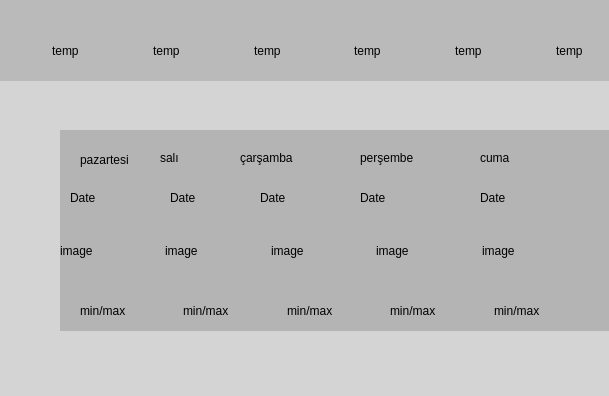
Qt form mainwindow.ui (Aliylmaz/HavaDurum) before a commit; both pictures show x 510 to 1119 and y 240 to 636 of the 1250 by 636 pixel window.
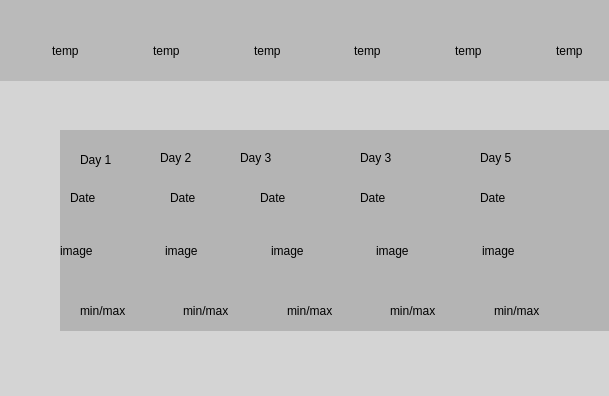
The same form after that commit.

Patch:
```diff
--- a/mainwindow.ui
+++ b/mainwindow.ui
@@ -335,7 +335,7 @@
       </rect>
      </property>
      <property name="text">
-      <string>çarşamba</string>
+      <string>Day 3</string>
      </property>
     </widget>
     <widget class="QLabel" name="DatePrs">
@@ -361,7 +361,7 @@
       </rect>
      </property>
      <property name="text">
-      <string>perşembe</string>
+      <string>Day 3</string>
      </property>
     </widget>
     <widget class="QLabel" name="Daysali">
@@ -374,7 +374,7 @@
       </rect>
      </property>
      <property name="text">
-      <string>salı</string>
+      <string>Day 2</string>
      </property>
     </widget>
     <widget class="QLabel" name="DateCrs">
@@ -400,7 +400,7 @@
       </rect>
      </property>
      <property name="text">
-      <string>cuma</string>
+      <string>Day 5</string>
      </property>
     </widget>
     <widget class="QLabel" name="Datepzt">
@@ -426,7 +426,7 @@
       </rect>
      </property>
      <property name="text">
-      <string>pazartesi</string>
+      <string>Day 1</string>
      </property>
     </widget>
     <widget class="QWidget" name="horizontalLayoutWidget">
```
